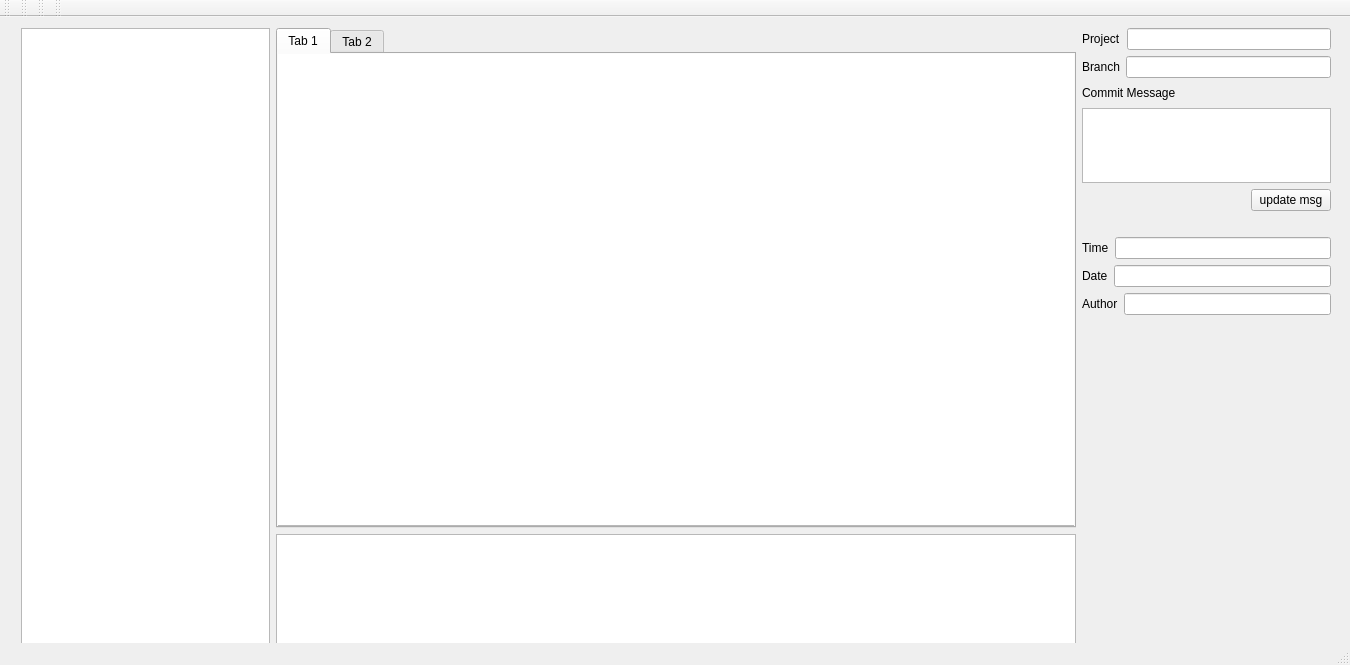
First picture: the form in mainwindow.ui, repository AnthonyChiavelli/GitVisualizationTool, before the edit.
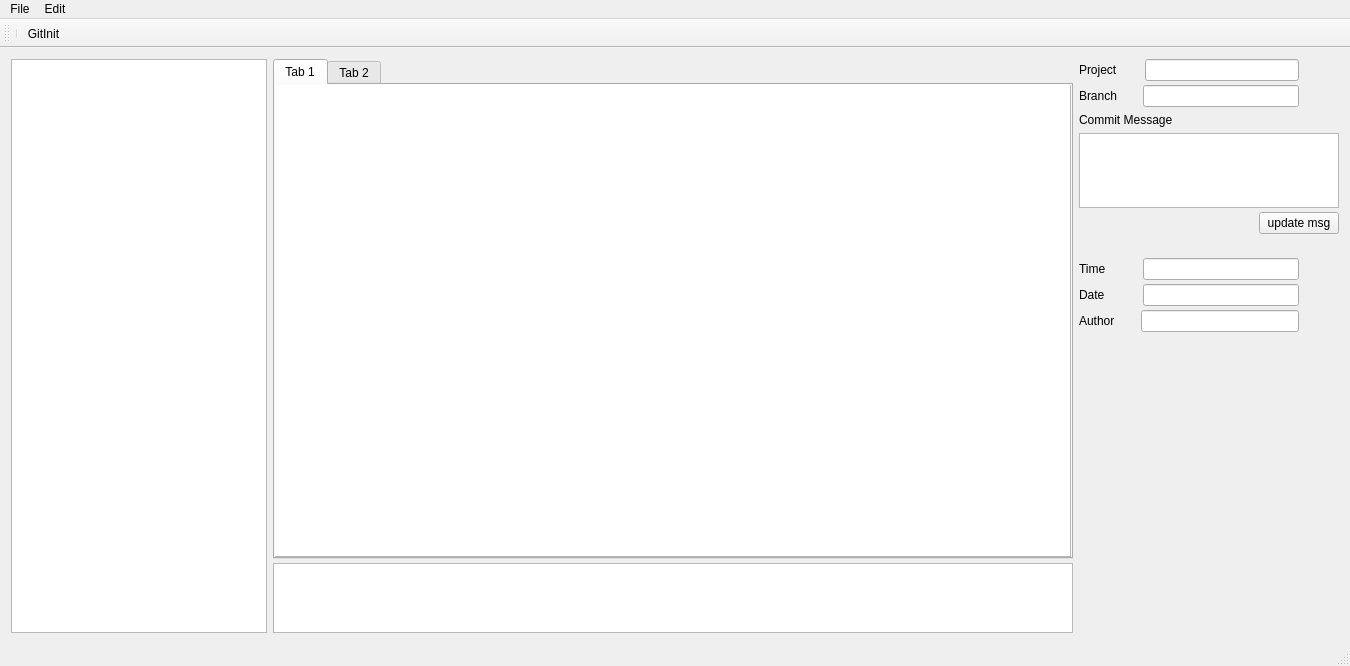
Second picture: the form after the edit. The open tabs and pages were chosen to show the change. Icons and pictures are not drawn.

Commit message: buttons are almost solved.

What changed in the file:
```diff
--- a/mainwindow.ui
+++ b/mainwindow.ui
@@ -20,25 +20,19 @@
      <verstretch>0</verstretch>
     </sizepolicy>
    </property>
-   <widget class="QWidget" name="">
-    <property name="geometry">
-     <rect>
-      <x>10</x>
-      <y>0</y>
-      <width>1332</width>
-      <height>702</height>
-     </rect>
-    </property>
-    <layout class="QHBoxLayout" name="horizontalLayout">
-     <item>
+   <layout class="QGridLayout" name="gridLayout">
+    <item row="0" column="0">
       <layout class="QVBoxLayout" name="verticalLayout_3">
        <item alignment="Qt::AlignLeft">
         <widget class="QListView" name="listView"/>
        </item>
       </layout>
      </item>
-     <item>
+    <item row="0" column="1">
       <layout class="QVBoxLayout" name="verticalLayout_4">
+      <property name="spacing">
+       <number>4</number>
+      </property>
        <item>
         <widget class="QTabWidget" name="tabWidget">
          <property name="minimumSize">
@@ -59,7 +53,7 @@
             <rect>
              <x>-5</x>
              <y>-9</y>
-             <width>851</width>
+            <width>801</width>
              <height>481</height>
             </rect>
            </property>
@@ -89,8 +83,17 @@
        </item>
       </layout>
      </item>
-     <item>
-      <layout class="QVBoxLayout" name="verticalLayout">
+    <item row="0" column="2">
+     <layout class="QVBoxLayout" name="GITInfoVLayout">
+      <property name="spacing">
+       <number>4</number>
+      </property>
+      <property name="sizeConstraint">
+       <enum>QLayout::SetFixedSize</enum>
+      </property>
+      <property name="rightMargin">
+       <number>0</number>
+      </property>
        <item>
         <layout class="QHBoxLayout" name="ProjectHLayout">
          <item>
@@ -98,8 +101,27 @@
            <property name="text">
             <string>Project</string>
            </property>
-          </widget>
-         </item>
+          <property name="buddy">
+           <cstring>lineEdit</cstring>
+          </property>
+         </widget>
+        </item>
+        <item>
+         <spacer name="horizontalSpacer_7">
+          <property name="orientation">
+           <enum>Qt::Horizontal</enum>
+          </property>
+          <property name="sizeType">
+           <enum>QSizePolicy::Fixed</enum>
+          </property>
+          <property name="sizeHint" stdset="0">
+           <size>
+            <width>21</width>
+            <height>20</height>
+           </size>
+          </property>
+         </spacer>
+        </item>
          <item>
           <widget class="QLineEdit" name="lineEdit">
            <property name="sizePolicy">
@@ -110,6 +132,22 @@
            </property>
           </widget>
          </item>
+        <item>
+         <spacer name="horizontalSpacer_12">
+          <property name="orientation">
+           <enum>Qt::Horizontal</enum>
+          </property>
+          <property name="sizeType">
+           <enum>QSizePolicy::Fixed</enum>
+          </property>
+          <property name="sizeHint" stdset="0">
+           <size>
+            <width>40</width>
+            <height>20</height>
+           </size>
+          </property>
+         </spacer>
+        </item>
         </layout>
        </item>
        <item>
@@ -119,11 +157,46 @@
            <property name="text">
             <string>Branch</string>
            </property>
-          </widget>
-         </item>
+          <property name="buddy">
+           <cstring>lineEdit_2</cstring>
+          </property>
+         </widget>
+        </item>
+        <item>
+         <spacer name="horizontalSpacer_6">
+          <property name="orientation">
+           <enum>Qt::Horizontal</enum>
+          </property>
+          <property name="sizeType">
+           <enum>QSizePolicy::Fixed</enum>
+          </property>
+          <property name="sizeHint" stdset="0">
+           <size>
+            <width>20</width>
+            <height>20</height>
+           </size>
+          </property>
+         </spacer>
+        </item>
          <item>
           <widget class="QLineEdit" name="lineEdit_2"/>
          </item>
+        <item>
+         <spacer name="horizontalSpacer_11">
+          <property name="orientation">
+           <enum>Qt::Horizontal</enum>
+          </property>
+          <property name="sizeType">
+           <enum>QSizePolicy::Fixed</enum>
+          </property>
+          <property name="sizeHint" stdset="0">
+           <size>
+            <width>40</width>
+            <height>20</height>
+           </size>
+          </property>
+         </spacer>
+        </item>
         </layout>
        </item>
        <item>
@@ -213,11 +286,46 @@
            <property name="text">
             <string>Time</string>
            </property>
-          </widget>
-         </item>
+          <property name="buddy">
+           <cstring>lineEdit_4</cstring>
+          </property>
+         </widget>
+        </item>
+        <item>
+         <spacer name="horizontalSpacer_5">
+          <property name="orientation">
+           <enum>Qt::Horizontal</enum>
+          </property>
+          <property name="sizeType">
+           <enum>QSizePolicy::Fixed</enum>
+          </property>
+          <property name="sizeHint" stdset="0">
+           <size>
+            <width>31</width>
+            <height>20</height>
+           </size>
+          </property>
+         </spacer>
+        </item>
          <item>
           <widget class="QLineEdit" name="lineEdit_4"/>
          </item>
+        <item>
+         <spacer name="horizontalSpacer_10">
+          <property name="orientation">
+           <enum>Qt::Horizontal</enum>
+          </property>
+          <property name="sizeType">
+           <enum>QSizePolicy::Fixed</enum>
+          </property>
+          <property name="sizeHint" stdset="0">
+           <size>
+            <width>40</width>
+            <height>20</height>
+           </size>
+          </property>
+         </spacer>
+        </item>
         </layout>
        </item>
        <item>
@@ -227,11 +335,46 @@
            <property name="text">
             <string>Date</string>
            </property>
-          </widget>
-         </item>
+          <property name="buddy">
+           <cstring>lineEdit_5</cstring>
+          </property>
+         </widget>
+        </item>
+        <item>
+         <spacer name="horizontalSpacer_4">
+          <property name="orientation">
+           <enum>Qt::Horizontal</enum>
+          </property>
+          <property name="sizeType">
+           <enum>QSizePolicy::Fixed</enum>
+          </property>
+          <property name="sizeHint" stdset="0">
+           <size>
+            <width>32</width>
+            <height>20</height>
+           </size>
+          </property>
+         </spacer>
+        </item>
          <item>
           <widget class="QLineEdit" name="lineEdit_5"/>
          </item>
+        <item>
+         <spacer name="horizontalSpacer_9">
+          <property name="orientation">
+           <enum>Qt::Horizontal</enum>
+          </property>
+          <property name="sizeType">
+           <enum>QSizePolicy::Fixed</enum>
+          </property>
+          <property name="sizeHint" stdset="0">
+           <size>
+            <width>40</width>
+            <height>20</height>
+           </size>
+          </property>
+         </spacer>
+        </item>
         </layout>
        </item>
        <item>
@@ -241,11 +384,46 @@
            <property name="text">
             <string>Author</string>
            </property>
-          </widget>
-         </item>
+          <property name="buddy">
+           <cstring>AuthorLineEdit_3</cstring>
+          </property>
+         </widget>
+        </item>
+        <item>
+         <spacer name="horizontalSpacer_3">
+          <property name="orientation">
+           <enum>Qt::Horizontal</enum>
+          </property>
+          <property name="sizeType">
+           <enum>QSizePolicy::Fixed</enum>
+          </property>
+          <property name="sizeHint" stdset="0">
+           <size>
+            <width>20</width>
+            <height>20</height>
+           </size>
+          </property>
+         </spacer>
+        </item>
          <item>
           <widget class="QLineEdit" name="AuthorLineEdit_3"/>
          </item>
+        <item>
+         <spacer name="horizontalSpacer_8">
+          <property name="orientation">
+           <enum>Qt::Horizontal</enum>
+          </property>
+          <property name="sizeType">
+           <enum>QSizePolicy::Fixed</enum>
+          </property>
+          <property name="sizeHint" stdset="0">
+           <size>
+            <width>40</width>
+            <height>20</height>
+           </size>
+          </property>
+         </spacer>
+        </item>
         </layout>
        </item>
        <item>
@@ -264,15 +442,6 @@
       </layout>
      </item>
     </layout>
-   </widget>
-   <zorder>tabWidget</zorder>
-   <zorder>label</zorder>
-   <zorder>label_2</zorder>
-   <zorder>label</zorder>
-   <zorder>textBrowser</zorder>
-   <zorder>BranchLabel</zorder>
-   <zorder>label_3</zorder>
-   <zorder>commandLinkButton</zorder>
    <zorder></zorder>
    <zorder>lineEdit</zorder>
    <zorder>lineEdit_2</zorder>
@@ -304,47 +473,62 @@
    </property>
   </widget>
   <widget class="QToolBar" name="mainToolBar">
+   <property name="focusPolicy">
+    <enum>Qt::ClickFocus</enum>
+   </property>
+   <property name="layoutDirection">
+    <enum>Qt::LeftToRight</enum>
+   </property>
    <attribute name="toolBarArea">
     <enum>TopToolBarArea</enum>
    </attribute>
    <attribute name="toolBarBreak">
-    <bool>false</bool>
+    <bool>true</bool>
    </attribute>
+   <addaction name="separator"/>
+   <addaction name="actionGitInit"/>
   </widget>
   <widget class="QStatusBar" name="statusBar"/>
-  <widget class="QToolBar" name="toolBar">
-   <property name="windowTitle">
-    <string>toolBar</string>
+  <widget class="QMenuBar" name="menuBar">
+   <property name="geometry">
+    <rect>
+     <x>0</x>
+     <y>0</y>
+     <width>1350</width>
+     <height>20</height>
+    </rect>
    </property>
-   <attribute name="toolBarArea">
-    <enum>TopToolBarArea</enum>
-   </attribute>
-   <attribute name="toolBarBreak">
-    <bool>false</bool>
-   </attribute>
-  </widget>
-  <widget class="QToolBar" name="toolBar_2">
-   <property name="windowTitle">
-    <string>toolBar_2</string>
-   </property>
-   <attribute name="toolBarArea">
-    <enum>TopToolBarArea</enum>
-   </attribute>
-   <attribute name="toolBarBreak">
-    <bool>false</bool>
-   </attribute>
-  </widget>
-  <widget class="QToolBar" name="toolBar_3">
-   <property name="windowTitle">
-    <string>toolBar_3</string>
-   </property>
-   <attribute name="toolBarArea">
-    <enum>TopToolBarArea</enum>
-   </attribute>
-   <attribute name="toolBarBreak">
-    <bool>false</bool>
-   </attribute>
-  </widget>
+   <widget class="QMenu" name="menuFile">
+    <property name="title">
+     <string>File</string>
+    </property>
+    <addaction name="actionOpen"/>
+   </widget>
+   <widget class="QMenu" name="menuEdit">
+    <property name="title">
+     <string>Edit</string>
+    </property>
+   </widget>
+   <addaction name="menuFile"/>
+   <addaction name="menuEdit"/>
+  </widget>
+  <action name="actionOpen">
+   <property name="text">
+    <string>Open Project</string>
+   </property>
+  </action>
+  <action name="actionGitInit">
+   <property name="icon">
+    <iconset resource="resources/images.qrc">
+     <normaloff>:/new/prefix1/gear.png</normaloff>:/new/prefix1/gear.png</iconset>
+   </property>
+   <property name="text">
+    <string>GitInit</string>
+   </property>
+   <property name="toolTip">
+    <string>Initialize a new Git repo</string>
+   </property>
+  </action>
  </widget>
  <layoutdefault spacing="6" margin="11"/>
  <resources/>
```
Left out of the diff: 38 changed lines with no effect on the pictures. Lines whose indentation alone changed are shown as unchanged. The commit also changes 5 other files.
